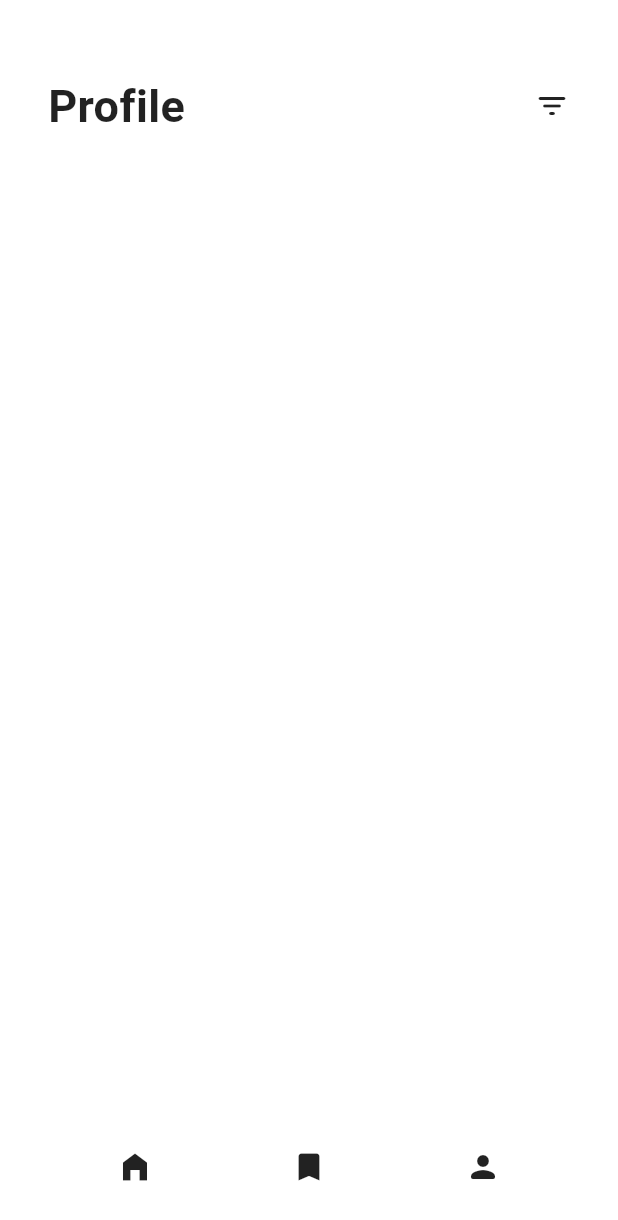
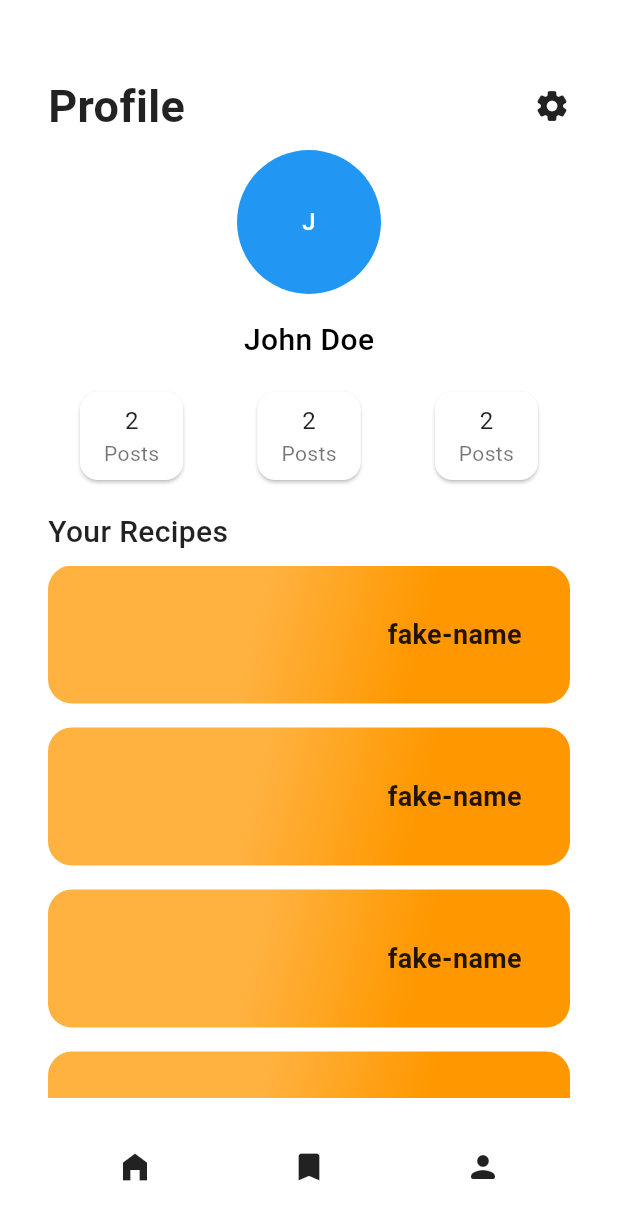
Before and after one commit to BinaryLurkerex/recipe_service, a Flutter app: the ProfilePage screen opened by its route, on a phone screen of 412 x 824 dp. Shown: the top 1220 px of the screen. Run offline on Flutter 3.47's test engine with Material 2 defaults, Android fonts, the phone set to English and light mode, and no system bars; our stand-ins replace bloc_concurrency, equatable, flutter_bloc, flutter_svg, get_it, injectable; network calls fail; Roboto replaces fonts that are missing (SFProText).

Commit message:
feat: review widgets

```diff
--- a/lib/core/recipe_app.dart
+++ b/lib/core/recipe_app.dart
@@ -47,7 +47,7 @@ class RecipeApp extends StatelessWidget {
             return const FavPage();
 
           case ProfilePage.route:
-            return const ProfilePage();
+            return ProfilePage();
         }
 
         return const NotFoundPage();
--- /dev/null
+++ b/lib/src/presentation/bloc/profile/profile_bloc.dart
@@ -0,0 +1,31 @@
+import 'dart:async';
+
+import 'package:equatable/equatable.dart';
+import 'package:flutter_bloc/flutter_bloc.dart';
+import 'package:injectable/injectable.dart';
+import 'package:recipe/src/domain/entities/user.dart';
+
+part 'profile_event.dart';
+part 'profile_state.dart';
+
+@singleton
+class ProfileBloc extends Bloc<ProfileEvent, ProfileState> {
+  ProfileBloc() : super(const LoadingProfileState()) {
+    on<RefreshProfileEvent>(_onRefreshProfileEvent);
+  }
+
+  Future<void> _onRefreshProfileEvent(
+    RefreshProfileEvent event,
+    Emitter<ProfileState> emit,
+  ) async {
+    emit(const LoadingProfileState());
+
+    await Future.delayed(const Duration(seconds: 1));
+    emit(const UserProfileState(
+      user: User(
+        id: 'fake-id',
+        name: 'John Doe',
+      ),
+    ));
+  }
+}
--- /dev/null
+++ b/lib/src/presentation/bloc/profile/profile_event.dart
@@ -0,0 +1,12 @@
+part of 'profile_bloc.dart';
+
+abstract class ProfileEvent extends Equatable {
+  const ProfileEvent();
+
+  @override
+  List<Object> get props => [];
+}
+
+class RefreshProfileEvent extends ProfileEvent {
+  const RefreshProfileEvent();
+}
--- /dev/null
+++ b/lib/src/presentation/bloc/profile/profile_state.dart
@@ -0,0 +1,30 @@
+part of 'profile_bloc.dart';
+
+abstract class ProfileState extends Equatable {
+  final String? message;
+
+  const ProfileState({
+    this.message,
+  });
+
+  @override
+  List<Object> get props => [];
+}
+
+class LoadingProfileState extends ProfileState {
+  const LoadingProfileState({
+    super.message,
+  });
+}
+
+class UserProfileState extends ProfileState {
+  final User user;
+
+  const UserProfileState({
+    super.message,
+    required this.user,
+  });
+
+  @override
+  List<Object> get props => [user];
+}
--- a/lib/src/presentation/pages/fav_page.dart
+++ b/lib/src/presentation/pages/fav_page.dart
@@ -1,5 +1,5 @@
 import 'package:flutter/material.dart';
-import 'package:recipe/src/presentation/widgets/recipe_nav_bar.dart';
+import 'package:recipe/src/presentation/widgets/app_nav_bar.dart';
 
 class FavPage extends StatelessWidget {
   const FavPage({super.key});
@@ -35,7 +35,7 @@ class FavPage extends StatelessWidget {
           ),
         ),
       ),
-      bottomNavigationBar: const RecipeNavBar(),
+      bottomNavigationBar: const AppNavBar(),
     );
   }
 }
--- a/lib/src/presentation/pages/home_page.dart
+++ b/lib/src/presentation/pages/home_page.dart
@@ -1,7 +1,7 @@
 import 'package:flutter/material.dart';
 import 'package:recipe/src/domain/entities/recipe.dart';
-import 'package:recipe/src/presentation/widgets/recipe_nav_bar.dart';
-import 'package:recipe/src/presentation/widgets/recipe_scroll.dart';
+import 'package:recipe/src/presentation/widgets/app_nav_bar.dart';
+import 'package:recipe/src/presentation/widgets/recipe_cards_scroll.dart';
 
 class HomePage extends StatelessWidget {
   const HomePage({super.key});
@@ -39,11 +39,11 @@ class HomePage extends StatelessWidget {
       ),
       body: Padding(
         padding: const EdgeInsets.all(32.0),
-        child: RecipeScroll(
+        child: RecipeCardsScroll(
           recipes: localRecipes,
         ),
       ),
-      bottomNavigationBar: const RecipeNavBar(),
+      bottomNavigationBar: const AppNavBar(),
     );
   }
 }
--- a/lib/src/presentation/pages/profile_page.dart
+++ b/lib/src/presentation/pages/profile_page.dart
@@ -1,13 +1,25 @@
 import 'package:flutter/material.dart';
-import 'package:recipe/src/presentation/widgets/recipe_nav_bar.dart';
+import 'package:flutter_bloc/flutter_bloc.dart';
+import 'package:recipe/core/injector/injector.dart';
+import 'package:recipe/src/domain/entities/recipe.dart';
+import 'package:recipe/src/presentation/bloc/profile/profile_bloc.dart';
+import 'package:recipe/src/presentation/widgets/recipe_list_item.dart';
+import 'package:recipe/src/presentation/widgets/app_nav_bar.dart';
+import 'package:recipe/src/presentation/widgets/profile_header.dart';
 
 class ProfilePage extends StatelessWidget {
-  const ProfilePage({super.key});
+  late final ProfileBloc profileBloc;
+
+  ProfilePage({super.key}) {
+    profileBloc = services<ProfileBloc>();
+  }
 
   static const route = '/profile';
 
   @override
   Widget build(BuildContext context) {
+    profileBloc.add(const RefreshProfileEvent());
+
     return Scaffold(
       appBar: PreferredSize(
         preferredSize: const Size.fromHeight(92.0),
@@ -28,14 +40,84 @@ class ProfilePage extends StatelessWidget {
                 ),
               ),
               Icon(
-                Icons.filter_list_rounded,
+                Icons.settings_rounded,
                 color: Colors.black87,
               )
             ],
           ),
         ),
       ),
-      bottomNavigationBar: const RecipeNavBar(),
+      body: Scaffold(
+        body: BlocConsumer<ProfileBloc, ProfileState>(
+          bloc: profileBloc,
+          listener: (context, state) {
+            if (state.message != null) {
+              ScaffoldMessenger.of(context).showSnackBar(
+                SnackBar(
+                  content: Text(
+                    state.message!,
+                  ),
+                ),
+              );
+            }
+          },
+          builder: (context, state) {
+            if (state is UserProfileState) {
+              return Column(
+                crossAxisAlignment: CrossAxisAlignment.start,
+                children: [
+                  ProfileHeader(
+                    user: state.user,
+                  ),
+                  const Padding(
+                    padding: EdgeInsets.only(
+                      left: 32.0,
+                      top: 8.0,
+                      bottom: 8.0,
+                    ),
+                    child: Text(
+                      'Your Recipes',
+                      style: TextStyle(
+                        fontSize: 20,
+                        fontWeight: FontWeight.w500,
+                        color: Colors.black87,
+                      ),
+                    ),
+                  ),
+                  Expanded(
+                    child: ListView.builder(
+                      itemCount: 20,
+                      itemBuilder: (context, index) {
+                        return const Padding(
+                          padding: EdgeInsets.only(
+                            left: 32.0,
+                            right: 32.0,
+                            bottom: 16.0,
+                          ),
+                          child: RecipeListItem(
+                            recipe: Recipe(
+                              name: 'fake-name',
+                              image: 'fake-image',
+                              ownerID: 'fake-ownerID',
+                            ),
+                          ),
+                        );
+                      },
+                    ),
+                  ),
+                ],
+              );
+            }
+
+            return const Center(
+              child: CircularProgressIndicator(
+                strokeWidth: 1.0,
+              ),
+            );
+          },
+        ),
+      ),
+      bottomNavigationBar: const AppNavBar(),
     );
   }
 }
--- a/lib/src/presentation/widgets/recipe_nav_bar.dart
+++ b/lib/src/presentation/widgets/app_nav_bar.dart
@@ -3,8 +3,8 @@ import 'package:recipe/src/presentation/pages/fav_page.dart';
 import 'package:recipe/src/presentation/pages/home_page.dart';
 import 'package:recipe/src/presentation/pages/profile_page.dart';
 
-class RecipeNavBar extends StatelessWidget {
-  const RecipeNavBar({super.key});
+class AppNavBar extends StatelessWidget {
+  const AppNavBar({super.key});
 
   @override
   Widget build(BuildContext context) {
--- a/lib/src/presentation/widgets/expanded_loading.dart
+++ b/lib/src/presentation/widgets/expanded_loading.dart
@@ -1,6 +1,8 @@
 import 'package:flutter/material.dart';
 
 class ExpandedLoading extends StatelessWidget {
+  const ExpandedLoading({super.key});
+
   @override
   Widget build(BuildContext context) {
     return const Expanded(
--- /dev/null
+++ b/lib/src/presentation/widgets/profile_dot.dart
@@ -0,0 +1,49 @@
+import 'package:flutter/material.dart';
+
+class ProfileDot extends StatelessWidget {
+  final String name;
+  final String value;
+
+  const ProfileDot({
+    super.key,
+    required this.name,
+    required this.value,
+  });
+
+  @override
+  Widget build(BuildContext context) {
+    return Card(
+      child: Container(
+        // decoration: BoxDecoration(
+        //   borderRadius: BorderRadius.circular(8.0),
+        //   color: Theme.of(context).colorScheme.onBackground,
+        // ),
+        padding: const EdgeInsets.symmetric(
+          horizontal: 16.0,
+          vertical: 8.0,
+        ),
+        child: Column(
+          mainAxisSize: MainAxisSize.min,
+          children: [
+            Text(
+              value,
+              style: const TextStyle(
+                fontSize: 16,
+                fontWeight: FontWeight.w400,
+                color: Colors.black87,
+              ),
+            ),
+            Text(
+              name,
+              style: const TextStyle(
+                fontSize: 14,
+                fontWeight: FontWeight.w400,
+                color: Colors.black54,
+              ),
+            ),
+          ],
+        ),
+      ),
+    );
+  }
+}
--- /dev/null
+++ b/lib/src/presentation/widgets/profile_header.dart
@@ -0,0 +1,71 @@
+import 'package:flutter/material.dart';
+import 'package:recipe/src/domain/entities/user.dart';
+import 'package:recipe/src/presentation/widgets/profile_dot.dart';
+
+class ProfileHeader extends StatelessWidget {
+  final User user;
+
+  const ProfileHeader({
+    super.key,
+    required this.user,
+  });
+
+  @override
+  Widget build(BuildContext context) {
+    return Column(
+      mainAxisAlignment: MainAxisAlignment.center,
+      crossAxisAlignment: CrossAxisAlignment.center,
+      children: [
+        Padding(
+          padding: const EdgeInsets.all(8.0),
+          child: Column(
+            children: [
+              CircleAvatar(
+                radius: 48.0,
+                child: Text(
+                  user.name.characters.first,
+                ),
+              ),
+            ],
+          ),
+        ),
+        Padding(
+          padding: const EdgeInsets.all(8.0),
+          child: Text(
+            user.name,
+            style: const TextStyle(
+              fontSize: 20,
+              fontWeight: FontWeight.w500,
+              color: Colors.black,
+            ),
+          ),
+        ),
+        Padding(
+          padding: const EdgeInsets.all(8.0),
+          child: ConstrainedBox(
+            constraints: const BoxConstraints(
+              maxHeight: 92.0,
+            ),
+            child: const Row(
+              mainAxisAlignment: MainAxisAlignment.spaceEvenly,
+              children: [
+                ProfileDot(
+                  name: 'Posts',
+                  value: '2',
+                ),
+                ProfileDot(
+                  name: 'Posts',
+                  value: '2',
+                ),
+                ProfileDot(
+                  name: 'Posts',
+                  value: '2',
+                ),
+              ],
+            ),
+          ),
+        ),
+      ],
+    );
+  }
+}
--- a/lib/src/presentation/widgets/recipe_scroll.dart
+++ b/lib/src/presentation/widgets/recipe_cards_scroll.dart
@@ -2,19 +2,19 @@ import 'package:flutter/material.dart';
 import 'package:recipe/src/domain/entities/recipe.dart';
 import 'package:recipe/src/presentation/widgets/recipe_card.dart';
 
-class RecipeScroll extends StatefulWidget {
+class RecipeCardsScroll extends StatefulWidget {
   final List<Recipe> recipes;
 
-  const RecipeScroll({
+  const RecipeCardsScroll({
     required this.recipes,
     super.key,
   });
 
   @override
-  State<RecipeScroll> createState() => _RecipeScrollState();
+  State<RecipeCardsScroll> createState() => _RecipeCardsScrollState();
 }
 
-class _RecipeScrollState extends State<RecipeScroll> {
+class _RecipeCardsScrollState extends State<RecipeCardsScroll> {
   final PageController pageController = PageController(viewportFraction: 0.75);
 
   int currentPage = 0;
--- /dev/null
+++ b/lib/src/presentation/widgets/recipe_list_item.dart
@@ -0,0 +1,74 @@
+import 'dart:ui';
+
+import 'package:flutter/material.dart';
+import 'package:recipe/src/domain/entities/recipe.dart';
+
+class RecipeListItem extends StatelessWidget {
+  final Recipe recipe;
+
+  const RecipeListItem({
+    super.key,
+    required this.recipe,
+  });
+
+  @override
+  Widget build(BuildContext context) {
+    return SizedBox(
+      height: 92.0,
+      child: Stack(
+        children: [
+          // Image.network(
+          //   recipe.image,
+          //   fit: BoxFit.fill,
+          //   //TODO: fix error drop
+          //   errorBuilder: (context, error, stackTrace) {
+          //     return Image.asset(
+          //       'assets/images/image-not-available.png',
+          //       color: Colors.black87,
+          //     );
+          //   },
+          // ),
+          SizedBox.expand(
+            child: DecoratedBox(
+              decoration: BoxDecoration(
+                borderRadius: BorderRadius.circular(16.0),
+                gradient: LinearGradient(
+                  colors: [
+                    Theme.of(context).colorScheme.secondary,
+                    Theme.of(context).colorScheme.secondary.withOpacity(0.75),
+                  ],
+                  begin: Alignment.bottomRight,
+                  end: Alignment.topLeft,
+                  tileMode: TileMode.clamp,
+                  stops: const [0.3, 0.6],
+                ),
+              ),
+              child: Row(
+                children: [
+                  Expanded(
+                    child: Padding(
+                      padding: const EdgeInsets.only(
+                        right: 32.0,
+                      ),
+                      child: Text(
+                        recipe.name,
+                        textAlign: TextAlign.right,
+                        overflow: TextOverflow.ellipsis,
+                        maxLines: 2,
+                        style: const TextStyle(
+                          fontSize: 18.0,
+                          fontWeight: FontWeight.w600,
+                          color: Colors.black87,
+                        ),
+                      ),
+                    ),
+                  ),
+                ],
+              ),
+            ),
+          ),
+        ],
+      ),
+    );
+  }
+}
```
Also changed, not shown: lib/core/injector/injector.config.dart.
